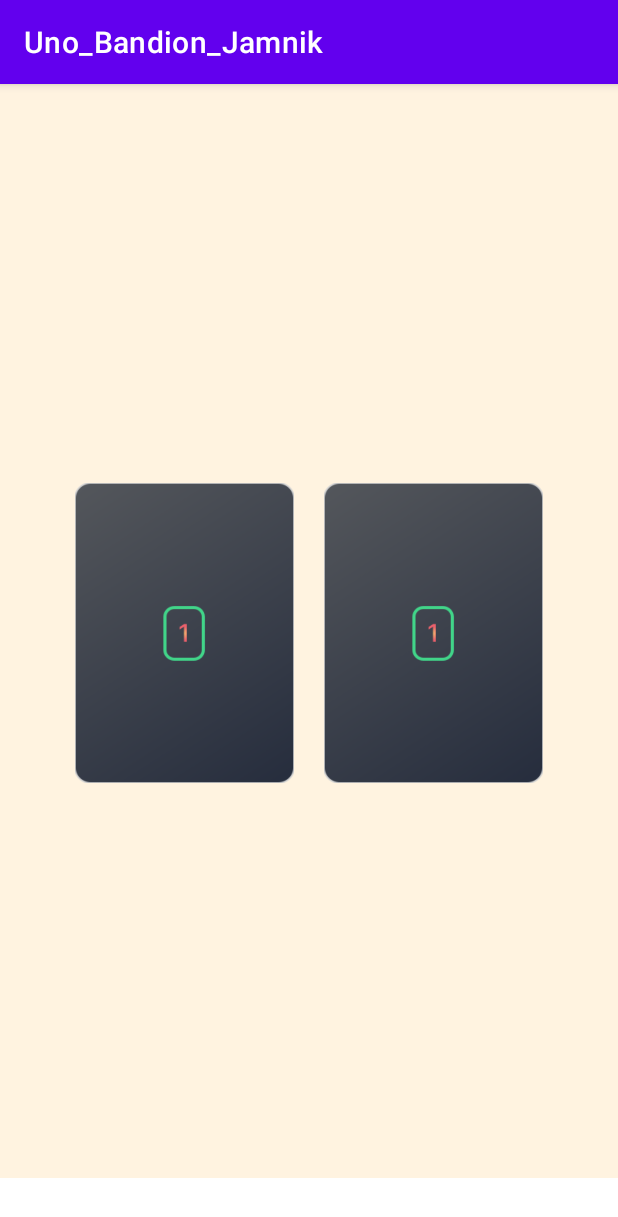
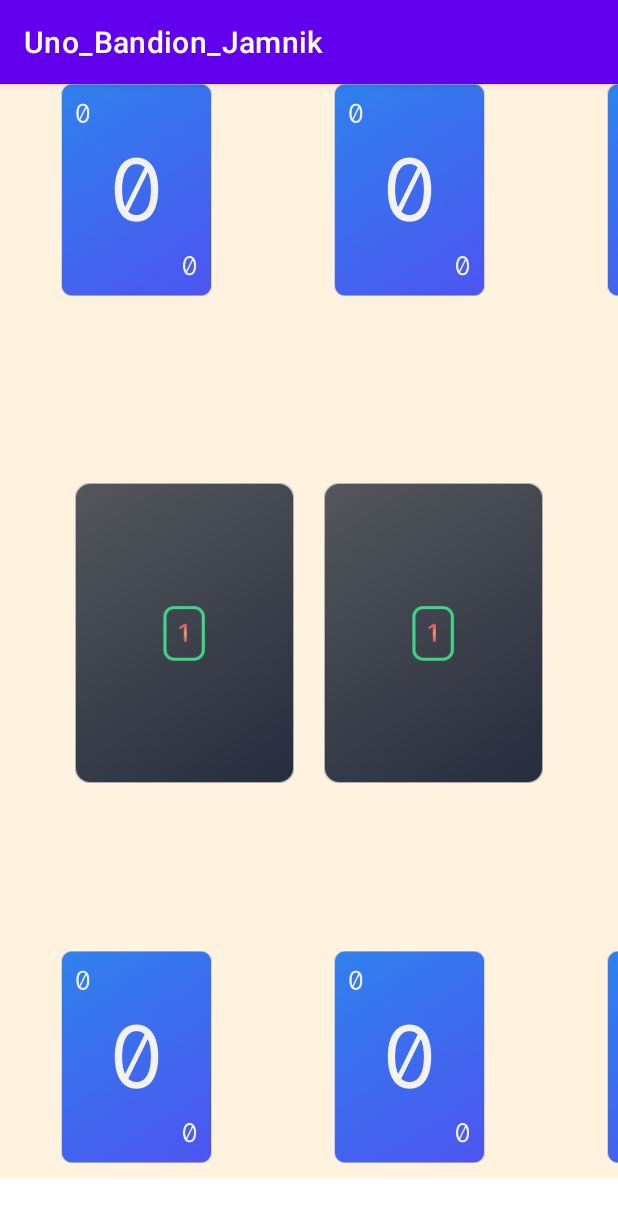
Before and after one commit to TobiasJamnikAT/Uno_Bandion_Jamnik, an Android app: the screen it shows after launch (MainActivity), on a phone screen of 412 x 824 dp. Shown: the top 1217 px of the screen. Run offline under Robolectric (Android 15) with nearby library versions, the light colour scheme and no system bars.

Commit message:
Holder geht Jetzt

```diff
--- a/app/src/main/java/com/example/uno_bandion_jamnik/Card.java
+++ b/app/src/main/java/com/example/uno_bandion_jamnik/Card.java
@@ -1,15 +1,14 @@
 package com.example.uno_bandion_jamnik;
 
+import android.content.res.Resources;
 import android.graphics.drawable.Drawable;
 import android.widget.ImageView;
 
 public class Card {
-    private String resource = "@drawable/card1_green.png";
-    private ImageView imgView;
+    private String resource;
 
     public Card(String resource) {
         this.resource = resource;
-        imgView.setBackground(Drawable.createFromPath(resource));
     }
 
     public String getResource() {
--- a/app/src/main/java/com/example/uno_bandion_jamnik/MainActivity.java
+++ b/app/src/main/java/com/example/uno_bandion_jamnik/MainActivity.java
@@ -22,9 +22,21 @@ public class MainActivity extends AppCompatActivity {
 
         List<Card> cardList = new LinkedList<>();
 
+        Card card1 = new Card("C:\\Users\\Tobias Jamnik\\AndroidStudioProjects\\Ueben2Test\\Uno_Bandion_Jamnik\\app\\src\\main\\res\\drawable\\card3_red");
+        Card card2 = new Card("C:\\Users\\Tobias Jamnik\\AndroidStudioProjects\\Ueben2Test\\Uno_Bandion_Jamnik\\app\\src\\main\\res\\drawable\\card1_green");
+        Card card3 = new Card("C:\\Users\\Tobias Jamnik\\AndroidStudioProjects\\Ueben2Test\\Uno_Bandion_Jamnik\\app\\src\\main\\res\\drawable\\card0_blue");
+
+        cardList.add(card1);
+        cardList.add(card2);
+        cardList.add(card3);
+
         hand1.setLayoutManager(new LinearLayoutManager(getApplicationContext(), LinearLayoutManager.HORIZONTAL, false));
         hand1.setAdapter(new CardAdapter(cardList));
         hand2.setLayoutManager(new LinearLayoutManager(getApplicationContext(), LinearLayoutManager.HORIZONTAL, false));
         hand2.setAdapter(new CardAdapter(cardList));
+
+
+
+
     }
 }
```
